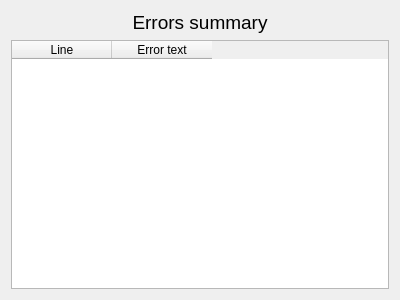
This is ui/errorlist.ui in baziorek/STC_editor as Qt 5 draws it before an edit. The edited form follows.
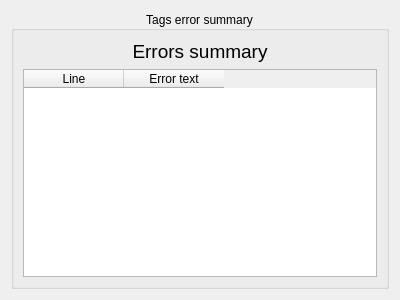
This is the edited form.

Patch:
```diff
--- a/ui/errorlist.ui
+++ b/ui/errorlist.ui
@@ -15,6 +15,15 @@
   </property>
   <layout class="QVBoxLayout" name="verticalLayout">
    <item>
+    <widget class="QGroupBox" name="groupBox">
+     <property name="title">
+      <string>Tags error summary</string>
+     </property>
+     <property name="alignment">
+      <set>Qt::AlignCenter</set>
+     </property>
+     <layout class="QVBoxLayout" name="verticalLayout_2">
+      <item>
     <widget class="QLabel" name="label">
      <property name="font">
       <font>
@@ -41,6 +50,9 @@
        <string>Error text</string>
       </property>
      </column>
+       </widget>
+      </item>
+     </layout>
     </widget>
    </item>
   </layout>
```
Lines whose indentation alone changed are shown as unchanged.
